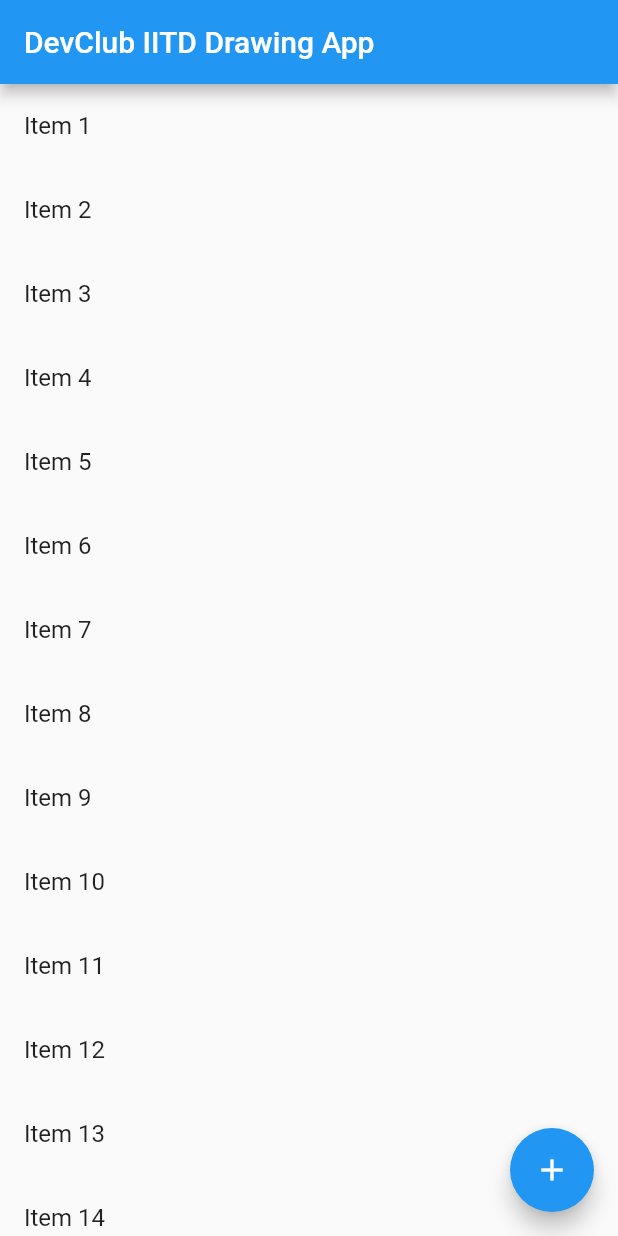
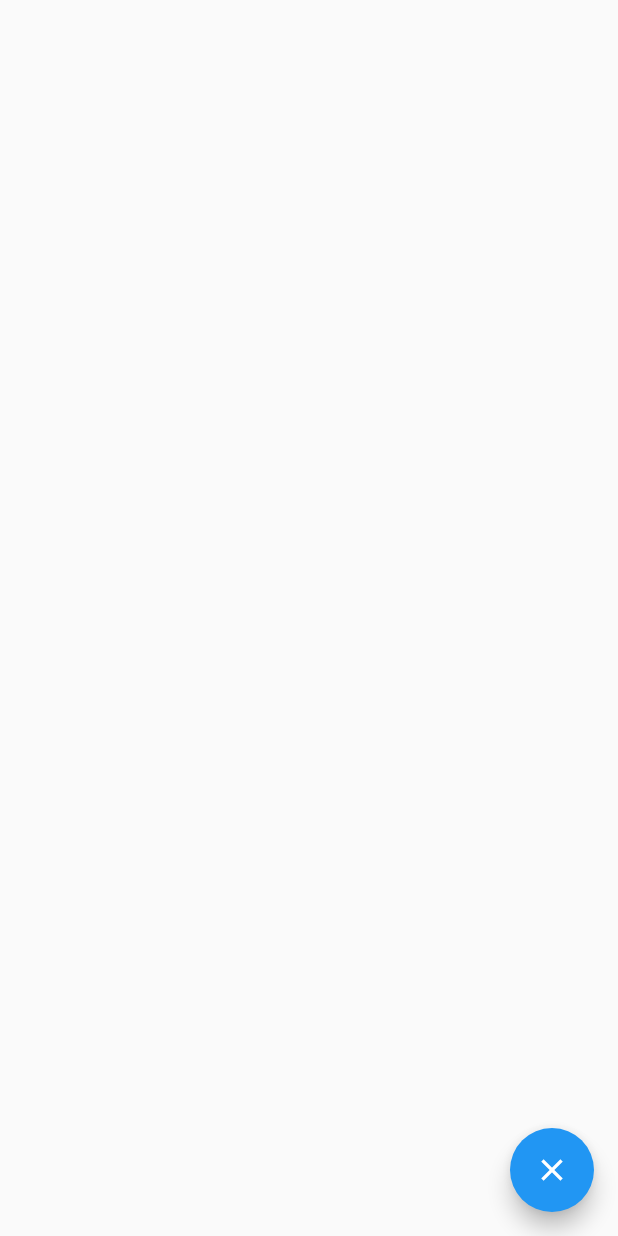
Before and after one commit to jasrajsb/devclub-flutter-assignment, a Flutter app: the screen it shows after launch, after a tap on the "add" icon, on a phone screen of 412 x 824 dp. Run offline on Flutter 3.47's test engine with Material 2 defaults, Android fonts, the phone set to English and light mode, and no system bars.

Commit message:
FloatingActionButton now opens a blank drawing page

```diff
--- a/drawing_app/lib/main.dart
+++ b/drawing_app/lib/main.dart
@@ -42,7 +42,10 @@ class listOfDrawingsState extends State{
         tooltip: "Add",
         child: Icon(Icons.add),
         onPressed: () {
-
+          Navigator.push(
+            context,
+            MaterialPageRoute(builder: (context) => CanvasPage()),
+          );
         },
       ),
     );
@@ -96,3 +99,63 @@ class MyListState extends State<MyList> {
     );
   }
 }
+
+
+class CanvasPage extends StatefulWidget {
+  @override
+   createState() => new CanvasState();
+}
+
+class CanvasState extends State {
+  List<Offset> _points = <Offset>[];
+
+  @override
+  Widget build(BuildContext context) {
+    return new Scaffold(
+      body: new Container(
+        child: new GestureDetector(
+          onPanUpdate: (DragUpdateDetails details) {
+            setState(() {
+              RenderBox object = context.findRenderObject();
+              Offset _localPosition =
+              object.globalToLocal(details.globalPosition);
+              _points = new List.from(_points)..add(_localPosition);
+            });
+          },
+          onPanEnd: (DragEndDetails details) => _points.add(null),
+          child: new CustomPaint(
+            painter: new Signature(points: _points),
+            size: Size.infinite,
+          ),
+        ),
+      ),
+      floatingActionButton: new FloatingActionButton(
+        child: new Icon(Icons.clear),
+        onPressed: () => _points.clear(),
+      ),
+    );
+  }
+}
+
+class Signature extends CustomPainter {
+  List<Offset> points;
+
+  Signature({this.points});
+
+  @override
+  void paint(Canvas canvas, Size size) {
+    Paint paint = new Paint()
+      ..color = Colors.blue
+      ..strokeCap = StrokeCap.round
+      ..strokeWidth = 10.0;
+
+    for (int i = 0; i < points.length - 1; i++) {
+      if (points[i] != null && points[i + 1] != null) {
+        canvas.drawLine(points[i], points[i + 1], paint);
+      }
+    }
+  }
+
+  @override
+  bool shouldRepaint(Signature oldDelegate) => oldDelegate.points != points;
+}
```
